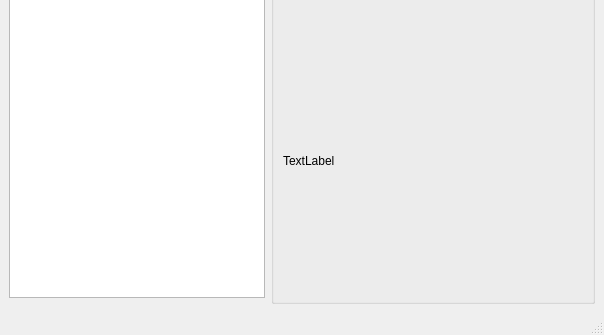
Before: the Qt Designer form src/ui/main.ui in havardgulldahl/jottagui, drawn with Qt 5; both pictures show x 0 to 604 and y 279 to 614 of the 604 by 614 pixel window.
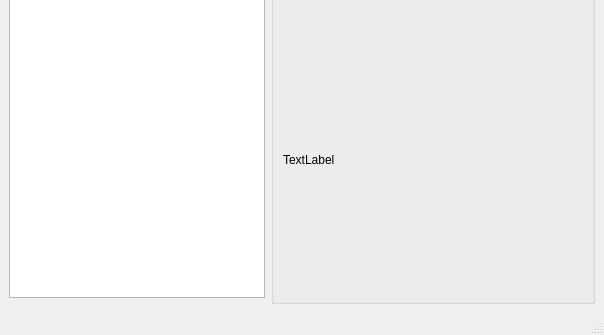
After: the same form once the commit is applied.

Commit message: getting rich objects, show thumbnails of images

What changed in the file:
```diff
--- a/src/ui/main.ui
+++ b/src/ui/main.ui
@@ -55,6 +55,9 @@
          <property name="text">
           <string>TextLabel</string>
          </property>
+         <property name="textFormat">
+          <enum>Qt::RichText</enum>
+         </property>
         </widget>
        </item>
       </layout>
```
The commit also changes 1 other file.
